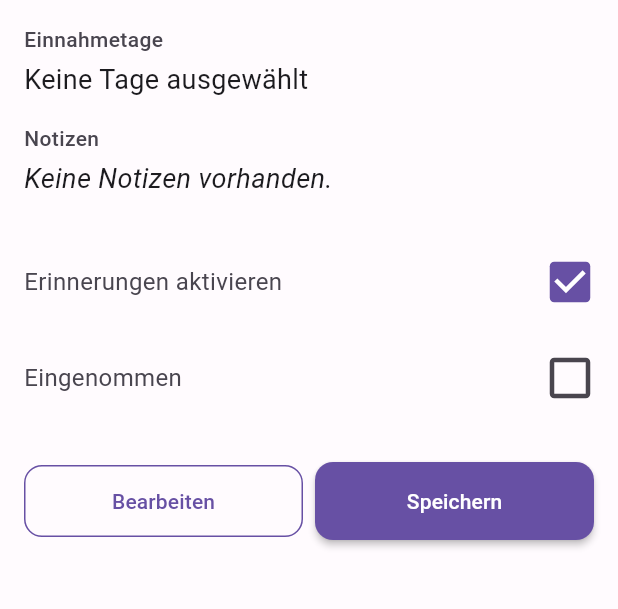
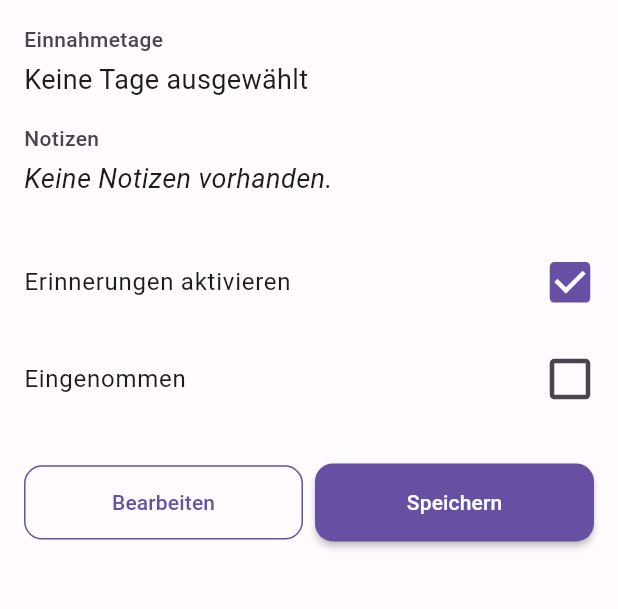
Before and after one commit to Otti02/pillpilot, a Flutter app: the MedicationDetailPage screen opened directly with empty values, on a phone screen of 412 x 824 dp, the part 381-990 px from its top. Run offline on Flutter 3.47's test engine with Material 3 defaults, Android fonts, the phone set to English and light mode, and no system bars; our stand-ins replace flutter_bloc, flutter_local_notifications, go_router, hive_flutter, timezone; accounts and stored records are empty.

Commit message:
remove hardcoded sizes in widgets

```diff
--- a/pillpilot/lib/widgets/custom_button.dart
+++ b/pillpilot/lib/widgets/custom_button.dart
@@ -22,7 +22,7 @@ class CustomButton extends StatelessWidget {
     final ButtonStyle elevatedStyle = ElevatedButton.styleFrom(
       backgroundColor: color ?? AppTheme.primaryColor,
       foregroundColor: Colors.white,
-      minimumSize: const Size(88, 48),
+      minimumSize: Size(MediaQuery.of(context).size.width * 0.25, MediaQuery.of(context).size.height * 0.06),
       shape: RoundedRectangleBorder(
         borderRadius: BorderRadius.circular(12.0),
       ),
@@ -31,7 +31,7 @@ class CustomButton extends StatelessWidget {
 
     final ButtonStyle outlinedStyle = OutlinedButton.styleFrom(
       foregroundColor: color ?? AppTheme.primaryColor,
-      minimumSize: const Size(88, 48),
+      minimumSize: Size(MediaQuery.of(context).size.width * 0.25, MediaQuery.of(context).size.height * 0.06),
       side: BorderSide(color: color ?? AppTheme.primaryColor),
       shape: RoundedRectangleBorder(
         borderRadius: BorderRadius.circular(12.0),
@@ -39,8 +39,9 @@ class CustomButton extends StatelessWidget {
     );
 
     if (isLoading) {
-      return SizedBox(
-        height: 48,
+      return FractionallySizedBox(
+        widthFactor: 0.25,
+        heightFactor: 0.06,
         child: ElevatedButton(
           style: elevatedStyle,
           onPressed: null,
--- a/pillpilot/lib/widgets/custom_text_field.dart
+++ b/pillpilot/lib/widgets/custom_text_field.dart
@@ -30,7 +30,7 @@ class CustomTextField extends StatelessWidget {
               color: AppTheme.primaryTextColor,
             ),
           ),
-          SizedBox(height: 8),
+          SizedBox(height: MediaQuery.of(context).size.height * 0.01),
         ],
         TextField(
           controller: controller,
--- a/pillpilot/lib/widgets/large_checkbox_tile.dart
+++ b/pillpilot/lib/widgets/large_checkbox_tile.dart
@@ -22,13 +22,13 @@ class LargeCheckboxListTile extends StatelessWidget {
         onChanged(!value);
       },
       child: Padding(
-        padding: const EdgeInsets.symmetric(vertical: 8.0),
+        padding: EdgeInsets.symmetric(vertical: MediaQuery.of(context).size.height * 0.01),
         child: Row(
           children: [
             Expanded(
               child: Text(
                 title,
-                style: const TextStyle(fontSize: 16),
+                style: Theme.of(context).textTheme.bodyLarge,
               ),
             ),
             // Die vergrößerte Checkbox
```
Also changed, not shown: pillpilot/lib/widgets/medication_item.dart (+12 -8 lines).
